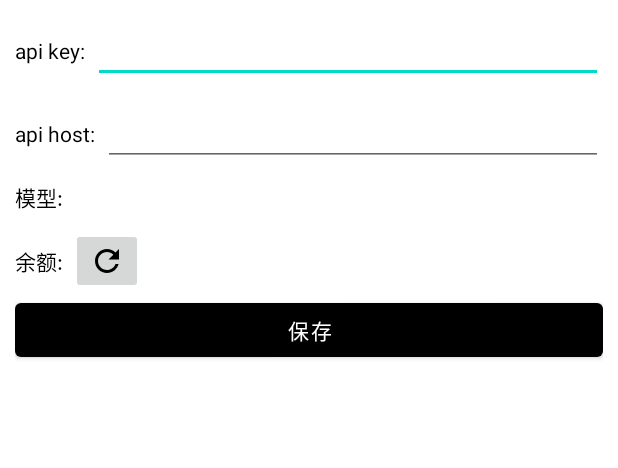
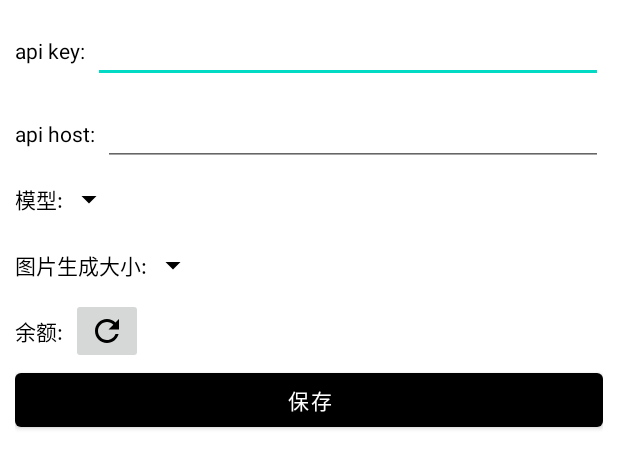
Before and after one commit to nichem/ChatGPT-For-Android, an Android app: the layout dialog_setting.xml on its own in the app's theme, with its tools: preview values and no code run, on a phone screen of 412 x 824 dp. Shown: the top 468 px of the screen. Run offline under Robolectric (Android 15) with nearby library versions, the phone set to English and light mode, and no system bars.

Commit message:
增加选择输出图片大小的功能

```diff
--- a/app/src/main/java/com/example/chatgpt2/MainActivity.kt
+++ b/app/src/main/java/com/example/chatgpt2/MainActivity.kt
@@ -25,6 +25,7 @@ import com.cjcrafter.openai.chat.ChatUser
 import com.cjcrafter.openai.image.ImageFormat
 import com.cjcrafter.openai.image.ImageGenerateRequest
 import com.cjcrafter.openai.image.ImageSize
+import com.cjcrafter.openai.image.imageSizeString2Value
 import com.example.chatgpt2.databinding.ActivityMainBinding
 import com.example.chatgpt2.utils.RepUtils
 import com.example.chatgpt2.utils.showAsk
@@ -277,7 +278,7 @@ class MainActivity : AppCompatActivity() {
         val requestBase64 = ImageGenerateRequest.Builder()
             .prompt(prompt)
             .imageFormat(ImageFormat.BASE64)
-            .imageSize(ImageSize.SIZE_256)
+            .imageSize(imageSizeString2Value(RepUtils.imageSizeString))
             .build()
         binding.editSend.setText("")
         withContext(Default) {
--- /dev/null
+++ b/app/src/main/res/drawable/baseline_arrow_drop_down_24.xml
@@ -0,0 +1,5 @@
+<vector android:height="24dp" android:tint="#000000"
+    android:viewportHeight="24" android:viewportWidth="24"
+    android:width="24dp" xmlns:android="http://schemas.android.com/apk/res/android">
+    <path android:fillColor="@android:color/white" android:pathData="M7,10l5,5 5,-5z"/>
+</vector>
--- a/app/src/main/res/layout/dialog_setting.xml
+++ b/app/src/main/res/layout/dialog_setting.xml
@@ -53,8 +53,7 @@
         android:layout_width="match_parent"
         android:layout_height="wrap_content"
         android:gravity="center_vertical"
-        android:orientation="horizontal"
-        android:paddingVertical="10dp">
+        android:orientation="horizontal">
 
         <TextView
             android:layout_width="wrap_content"
@@ -68,7 +67,35 @@
             android:layout_width="wrap_content"
             android:layout_height="wrap_content"
             android:clickable="true"
+            android:drawableRight="@drawable/baseline_arrow_drop_down_24"
             android:focusable="true"
+            android:gravity="center_vertical"
+            android:paddingVertical="10dp"
+            android:textColor="@color/black" />
+    </LinearLayout>
+
+    <LinearLayout
+        android:layout_width="match_parent"
+        android:layout_height="wrap_content"
+        android:gravity="center_vertical"
+        android:orientation="horizontal">
+
+        <TextView
+            android:layout_width="wrap_content"
+            android:layout_height="wrap_content"
+            android:layout_marginRight="5dp"
+            android:text="图片生成大小:"
+            android:textColor="@color/black" />
+
+        <TextView
+            android:id="@+id/tvImageSize"
+            android:layout_width="wrap_content"
+            android:layout_height="wrap_content"
+            android:clickable="true"
+            android:drawableRight="@drawable/baseline_arrow_drop_down_24"
+            android:focusable="true"
+            android:gravity="center_vertical"
+            android:paddingVertical="10dp"
             android:textColor="@color/black" />
     </LinearLayout>
 
--- a/openai/src/main/java/com/cjcrafter/openai/gson/ImageFormatAdapter.kt
+++ b/openai/src/main/java/com/cjcrafter/openai/gson/ImageFormatAdapter.kt
@@ -2,6 +2,7 @@ package com.cjcrafter.openai.gson
 
 import com.cjcrafter.openai.image.ImageFormat
 import com.cjcrafter.openai.image.ImageSize
+import com.cjcrafter.openai.image.imageFormatString2Value
 import com.google.gson.TypeAdapter
 import com.google.gson.stream.JsonReader
 import com.google.gson.stream.JsonToken
@@ -21,10 +22,7 @@ class ImageFormatAdapter : TypeAdapter<ImageFormat?>() {
             reader.nextNull()
             null
         } else {
-            when (reader?.nextString()) {
-                "url" -> ImageFormat.URL
-                else -> ImageFormat.BASE64
-            }
+           imageFormatString2Value(reader?.nextString())
         }
     }
 }
```
Also changed, not shown: app/src/main/java/com/example/chatgpt2/utils/RepUtils.kt (+18 -0 lines), app/src/main/java/com/example/chatgpt2/view/SettingDialog.kt (+12 -2 lines), openai/src/main/java/com/cjcrafter/openai/gson/ImageSizeAdapter.kt (+2 -5 lines), openai/src/main/java/com/cjcrafter/openai/image/ImageFormat.kt (+7 -0 lines), openai/src/main/java/com/cjcrafter/openai/image/ImageSize.kt (+7 -0 lines).
